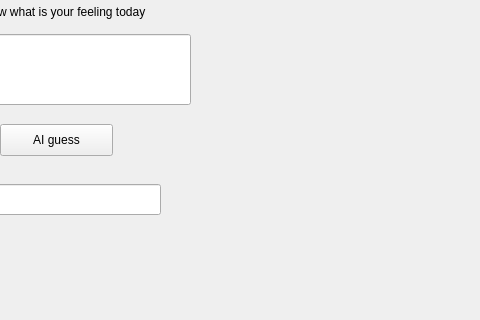
This is tete.ui in caozheshan-gm/destiny as Qt 5 draws it before an edit; both pictures show x 320 to 800 and y 156 to 476 of the 800 by 600 pixel window. The edited form follows.
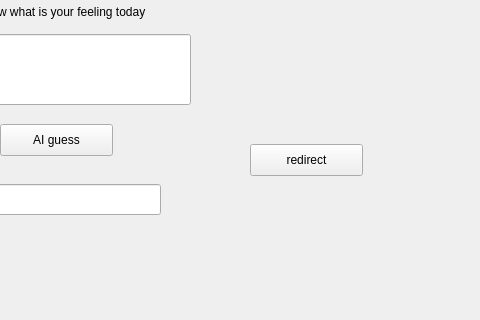
This is the edited form.

Commit message: add direct button

What changed in the file:
```diff
--- a/tete.ui
+++ b/tete.ui
@@ -73,6 +73,19 @@
      <string>Let we know what is your feeling today</string>
     </property>
    </widget>
+   <widget class="QPushButton" name="pushButton_2">
+    <property name="geometry">
+     <rect>
+      <x>570</x>
+      <y>300</y>
+      <width>113</width>
+      <height>32</height>
+     </rect>
+    </property>
+    <property name="text">
+     <string>redirect</string>
+    </property>
+   </widget>
   </widget>
   <widget class="QMenuBar" name="menubar">
    <property name="geometry">
```
The commit also changes 1 other file.
